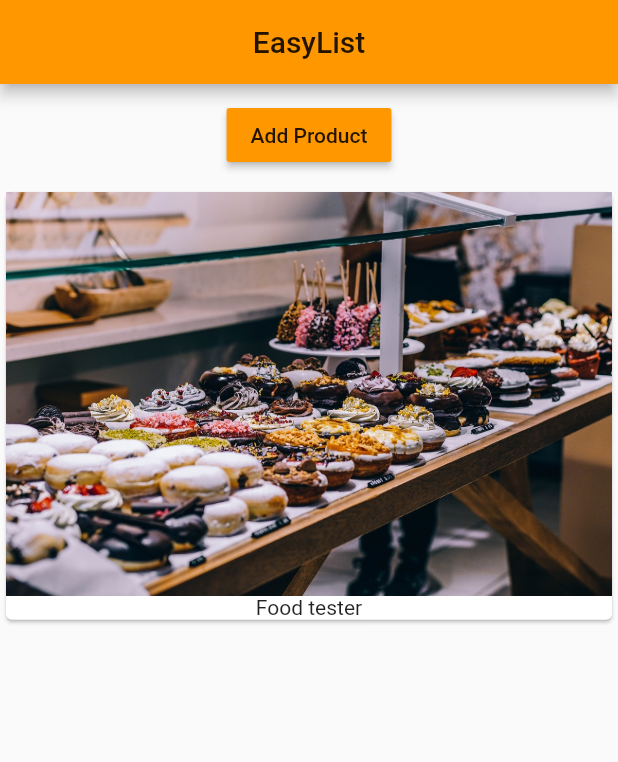
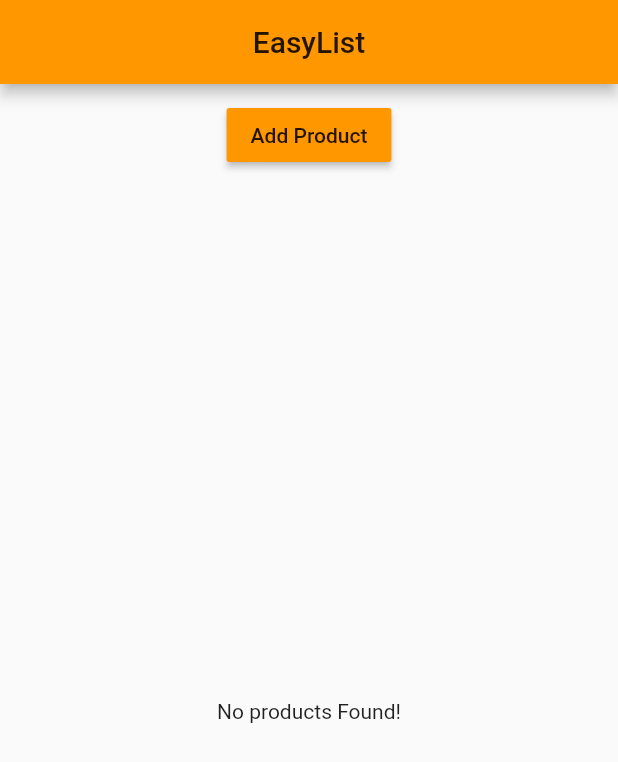
Before and after one commit to felipefschwade/cursoFlutterUdemy, a Flutter app: the screen it shows after launch, on a phone screen of 412 x 824 dp. Shown: the top 762 px of the screen. Run offline on Flutter 3.47's test engine with Material 2 defaults, Android fonts, the phone set to English and light mode, and no system bars.

Commit message:
Adding conditional rendering.

```diff
--- a/lib/main.dart
+++ b/lib/main.dart
@@ -17,7 +17,7 @@ class App extends StatelessWidget {
           centerTitle: true,
           title: Text('EasyList'),
         ),
-        body: ProductManager(initialProduct:  'Food tester',)
+        body: ProductManager()
       ),
     );
   }
--- a/lib/products.dart
+++ b/lib/products.dart
@@ -15,11 +15,18 @@ class Products extends StatelessWidget {
     );
   }
 
+  Widget _buildProductList() {
+    if (products.length > 0) {
+      return ListView.builder(
+        itemBuilder: _buildProductItem,
+        itemCount: products.length,
+      );
+    }
+    return Center(child: Text('No products Found!'),);
+  }
+
   @override
   Widget build(BuildContext context) {
-    return ListView.builder(
-      itemBuilder: _buildProductItem,
-      itemCount: products.length,
-    );
+    return _buildProductList();
   }
 }
--- a/lib/products_manager.dart
+++ b/lib/products_manager.dart
@@ -4,7 +4,7 @@ import 'package:curso_udemy/products.dart';
 class ProductManager extends StatefulWidget {
   final String initialProduct;
   // Named optional argument
-  ProductManager({this.initialProduct = 'No name Tester'}){}
+  ProductManager({this.initialProduct}){}
 
   @override
   State<StatefulWidget> createState() {
@@ -19,7 +19,9 @@ class _ProductManagerState extends State<ProductManager> {
   @override
     void initState() {
       super.initState();
-      _products.add(widget.initialProduct);
+      if (widget.initialProduct != null) {
+        _products.add(widget.initialProduct);
+      }
     }
 
   @override
```
